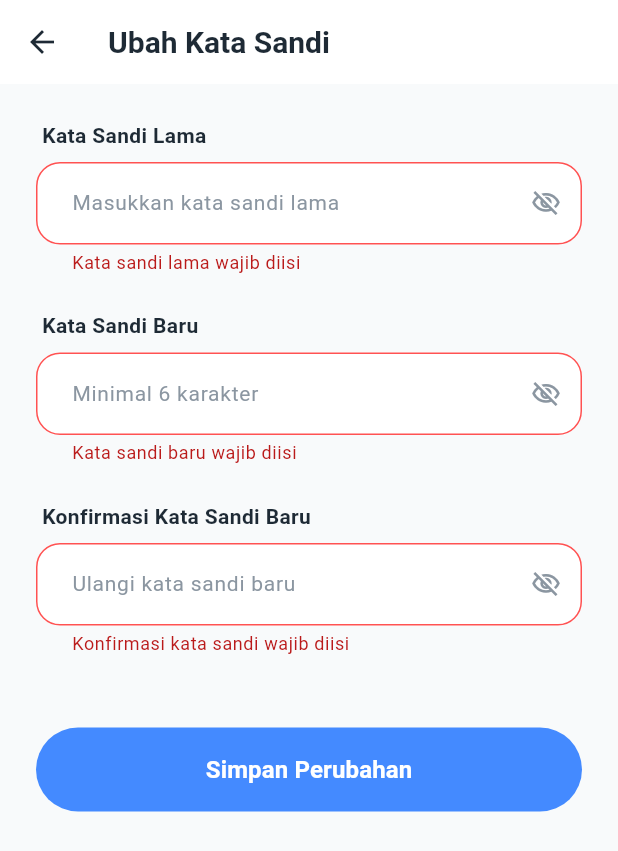
After one commit to Aulirma/smart_sandal, a Flutter app: the ChangePasswordPage screen opened directly, after a tap on "Simpan Perubahan", on a phone screen of 412 x 824 dp. The commit adds this screen. Shown: the top 851 px of the screen. Run offline on Flutter 3.47's test engine with Material 3 defaults, Android fonts, the light colour scheme and no system bars.

Commit message:
Adding Change Password Page

```diff
--- /dev/null
+++ b/lib/pages/change_password_page.dart
@@ -0,0 +1,226 @@
+import 'package:flutter/material.dart';
+
+class ChangePasswordPage extends StatefulWidget {
+  const ChangePasswordPage({super.key});
+
+  @override
+  State<ChangePasswordPage> createState() => _ChangePasswordPageState();
+}
+
+class _ChangePasswordPageState extends State<ChangePasswordPage> {
+  final _formKey = GlobalKey<FormState>();
+  final _oldPasswordController = TextEditingController();
+  final _newPasswordController = TextEditingController();
+  final _confirmPasswordController = TextEditingController();
+
+  bool _obscureOld = true;
+  bool _obscureNew = true;
+  bool _obscureConfirm = true;
+
+  static const Color darkText = Color(0xFF1E2A35);
+  static const Color grayText = Color(0xFF8B96A1);
+  static const Color bgColor = Color(0xFFF8FAFB);
+  static const Color primaryButtonColor = Colors.blueAccent;
+
+  @override
+  void dispose() {
+    _oldPasswordController.dispose();
+    _newPasswordController.dispose();
+    _confirmPasswordController.dispose();
+    super.dispose();
+  }
+
+  void _submitForm() {
+    if (_formKey.currentState!.validate()) {
+      showDialog(
+        context: context,
+        barrierDismissible: false,
+        builder: (context) => AlertDialog(
+          shape: RoundedRectangleBorder(borderRadius: BorderRadius.circular(20)),
+          title: const Text('Sukses', style: TextStyle(fontWeight: FontWeight.bold)),
+          content: const Text('Kata sandi berhasil diperbarui!'),
+          actions: [
+            TextButton(
+              onPressed: () {
+                Navigator.pop(context); // Close dialog
+                Navigator.pop(context); // Go back
+              },
+              child: const Text(
+                'OK',
+                style: TextStyle(
+                  color: primaryButtonColor,
+                  fontWeight: FontWeight.bold
+                )
+              ),
+            ),
+          ],
+        ),
+      );
+    }
+  }
+
+  @override
+  Widget build(BuildContext context) {
+    return Scaffold(
+      backgroundColor: bgColor,
+      appBar: AppBar(
+        backgroundColor: Colors.white,
+        elevation: 0,
+        scrolledUnderElevation: 0,
+        leading: IconButton(
+          icon: const Icon(Icons.arrow_back, color: darkText),
+          onPressed: () => Navigator.pop(context),
+        ),
+        title: const Text(
+          'Ubah Kata Sandi',
+          style: TextStyle(
+            color: darkText,
+            fontSize: 20,
+            fontWeight: FontWeight.bold,
+          ),
+        ),
+      ),
+      body: SingleChildScrollView(
+        padding: const EdgeInsets.all(24.0),
+        child: Form(
+          key: _formKey,
+          child: Column(
+            crossAxisAlignment: CrossAxisAlignment.start,
+            children: [
+              _buildInputLabel('Kata Sandi Lama'),
+              _buildPasswordField(
+                controller: _oldPasswordController,
+                obscure: _obscureOld,
+                onToggle: () => setState(() => _obscureOld = !_obscureOld),
+                hint: 'Masukkan kata sandi lama',
+                validator: (value) {
+                  if (value == null || value.isEmpty) {
+                    return 'Kata sandi lama wajib diisi';
+                  }
+                  return null;
+                },
+              ),
+              const SizedBox(height: 24),
+              _buildInputLabel('Kata Sandi Baru'),
+              _buildPasswordField(
+                controller: _newPasswordController,
+                obscure: _obscureNew,
+                onToggle: () => setState(() => _obscureNew = !_obscureNew),
+                hint: 'Minimal 6 karakter',
+                validator: (value) {
+                  if (value == null || value.isEmpty) {
+                    return 'Kata sandi baru wajib diisi';
+                  }
+                  if (value.length < 6) {
+                    return 'Minimal harus 6 karakter';
+                  }
+                  return null;
+                },
+              ),
+              const SizedBox(height: 24),
+              _buildInputLabel('Konfirmasi Kata Sandi Baru'),
+              _buildPasswordField(
+                controller: _confirmPasswordController,
+                obscure: _obscureConfirm,
+                onToggle: () => setState(() => _obscureConfirm = !_obscureConfirm),
+                hint: 'Ulangi kata sandi baru',
+                validator: (value) {
+                  if (value == null || value.isEmpty) {
+                    return 'Konfirmasi kata sandi wajib diisi';
+                  }
+                  if (value != _newPasswordController.text) {
+                    return 'Kata sandi baru tidak cocok!';
+                  }
+                  return null;
+                },
+              ),
+              const SizedBox(height: 48),
+              SizedBox(
+                width: double.infinity,
+                height: 56,
+                child: ElevatedButton(
+                  onPressed: _submitForm,
+                  style: ElevatedButton.styleFrom(
+                    backgroundColor: primaryButtonColor,
+                    foregroundColor: Colors.white,
+                    shape: RoundedRectangleBorder(
+                      borderRadius: BorderRadius.circular(28),
+                    ),
+                    elevation: 0,
+                  ),
+                  child: const Text(
+                    'Simpan Perubahan',
+                    style: TextStyle(
+                      fontSize: 16,
+                      fontWeight: FontWeight.bold,
+                    ),
+                  ),
+                ),
+              ),
+            ],
+          ),
+        ),
+      ),
+    );
+  }
+
+  Widget _buildInputLabel(String label) {
+    return Padding(
+      padding: const EdgeInsets.only(bottom: 8.0, left: 4.0),
+      child: Text(
+        label,
+        style: const TextStyle(
+          color: darkText,
+          fontSize: 14,
+          fontWeight: FontWeight.w600,
+        ),
+      ),
+    );
+  }
+
+  Widget _buildPasswordField({
+    required TextEditingController controller,
+    required bool obscure,
+    required VoidCallback onToggle,
+    required String hint,
+    required String? Function(String?) validator,
+  }) {
+    return TextFormField(
+      controller: controller,
+      obscureText: obscure,
+      style: const TextStyle(color: darkText, fontSize: 15),
+      decoration: InputDecoration(
+        hintText: hint,
+        hintStyle: const TextStyle(color: grayText, fontSize: 14),
+        filled: true,
+        fillColor: Colors.white,
+        contentPadding: const EdgeInsets.symmetric(horizontal: 20, vertical: 16),
+        enabledBorder: OutlineInputBorder(
+          borderRadius: BorderRadius.circular(16),
+          borderSide: const BorderSide(color: Color(0xFFE1E6E8)),
+        ),
+        focusedBorder: OutlineInputBorder(
+          borderRadius: BorderRadius.circular(16),
+          borderSide: const BorderSide(color: primaryButtonColor, width: 1.5),
+        ),
+        errorBorder: OutlineInputBorder(
+          borderRadius: BorderRadius.circular(16),
+          borderSide: const BorderSide(color: Colors.redAccent),
+        ),
+        focusedErrorBorder: OutlineInputBorder(
+          borderRadius: BorderRadius.circular(16),
+          borderSide: const BorderSide(color: Colors.redAccent, width: 1.5),
+        ),
+        suffixIcon: IconButton(
+          icon: Icon(
+            obscure ? Icons.visibility_off_outlined : Icons.visibility_outlined,
+            color: grayText,
+            size: 20,
+          ),
+          onPressed: onToggle,
+        ),
+      ),
+      validator: validator,
+    );
+  }
+}
--- a/lib/pages/pengaturan_page.dart
+++ b/lib/pages/pengaturan_page.dart
@@ -1,4 +1,5 @@
 import 'package:flutter/material.dart';
+import 'change_password_page.dart';
 
 class PengaturanPage extends StatefulWidget {
   final VoidCallback onBackPressed;
@@ -140,10 +141,18 @@ class _PengaturanPageState extends State<PengaturanPage> {
             title: 'Ubah Profil',
             trailing: const Icon(Icons.chevron_right, color: grayText, size: 20),
           ),
-          _menuTile(
-            icon: Icons.shield_outlined,
-            title: 'Ubah Kata Sandi',
-            trailing: const Icon(Icons.chevron_right, color: grayText, size: 20),
+          InkWell(
+            onTap: () {
+              Navigator.push(
+                context,
+                MaterialPageRoute(builder: (context) => const ChangePasswordPage()),
+              );
+            },
+            child: _menuTile(
+              icon: Icons.shield_outlined,
+              title: 'Ubah Kata Sandi',
+              trailing: const Icon(Icons.chevron_right, color: grayText, size: 20),
+            ),
           ),
         ],
       ),
--- a/lib/pages/peringatan_page.dart
+++ b/lib/pages/peringatan_page.dart
@@ -301,7 +301,7 @@ class _PeringatanPageState extends State<PeringatanPage> {
     return Container(
       padding: const EdgeInsets.all(12),
       decoration: BoxDecoration(
-        color: Colors.white,
+        color: item.isRead ? Colors.white : const Color(0xFFF0F9FF),
         borderRadius: BorderRadius.circular(12),
         border: Border.all(color: Colors.grey[200]!),
       ),
@@ -337,7 +337,7 @@ class _PeringatanPageState extends State<PeringatanPage> {
                         width: 8,
                         height: 8,
                         decoration: const BoxDecoration(
-                          color: Colors.green,
+                          color: Colors.red,
                           shape: BoxShape.circle,
                         ),
                       ),
```
Also changed, not shown: 3 other files.
